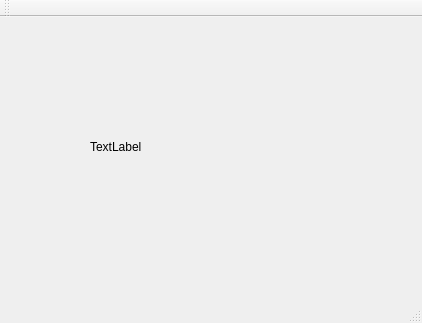
Old version of the form mainwindow.ui in the repository zrdumped/PaperPlusEBook.
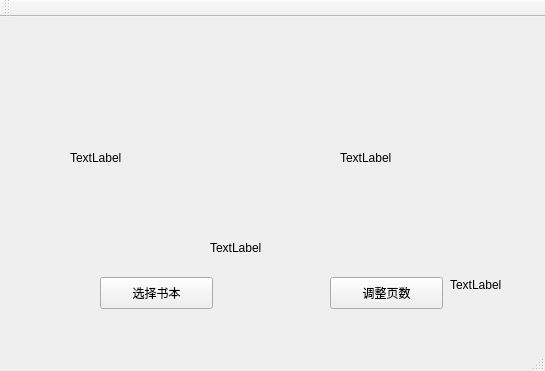
New version of the form.

```diff
--- a/mainwindow.ui
+++ b/mainwindow.ui
@@ -6,21 +6,86 @@
    <rect>
     <x>0</x>
     <y>0</y>
-    <width>422</width>
-    <height>323</height>
+    <width>545</width>
+    <height>371</height>
    </rect>
   </property>
   <property name="windowTitle">
    <string>MainWindow</string>
   </property>
   <widget class="QWidget" name="centralWidget">
+   <widget class="QPushButton" name="BookSelector">
+    <property name="geometry">
+     <rect>
+      <x>100</x>
+      <y>260</y>
+      <width>113</width>
+      <height>32</height>
+     </rect>
+    </property>
+    <property name="text">
+     <string>选择书本</string>
+    </property>
+   </widget>
+   <widget class="QPushButton" name="OffsetSetter">
+    <property name="geometry">
+     <rect>
+      <x>330</x>
+      <y>260</y>
+      <width>113</width>
+      <height>32</height>
+     </rect>
+    </property>
+    <property name="text">
+     <string>调整页数</string>
+    </property>
+   </widget>
+   <widget class="QLabel" name="LeftPG">
+    <property name="geometry">
+     <rect>
+      <x>70</x>
+      <y>50</y>
+      <width>161</width>
+      <height>181</height>
+     </rect>
+    </property>
+    <property name="text">
+     <string>TextLabel</string>
+    </property>
+   </widget>
+   <widget class="QLabel" name="RightPG">
+    <property name="geometry">
+     <rect>
+      <x>340</x>
+      <y>50</y>
+      <width>141</width>
+      <height>181</height>
+     </rect>
+    </property>
+    <property name="text">
+     <string>TextLabel</string>
+    </property>
+   </widget>
    <widget class="QLabel" name="label">
     <property name="geometry">
      <rect>
-      <x>90</x>
-      <y>10</y>
-      <width>240</width>
-      <height>240</height>
+      <x>210</x>
+      <y>210</y>
+      <width>111</width>
+      <height>41</height>
+     </rect>
+    </property>
+    <property name="text">
+     <string>TextLabel</string>
+    </property>
+   </widget>
+   <widget class="QLabel" name="Offset">
+    <property name="geometry">
+     <rect>
+      <x>450</x>
+      <y>260</y>
+      <width>60</width>
+      <height>16</height>
      </rect>
     </property>
     <property name="text">
```
Left out of the diff: 43 changed lines with no effect on the pictures.
